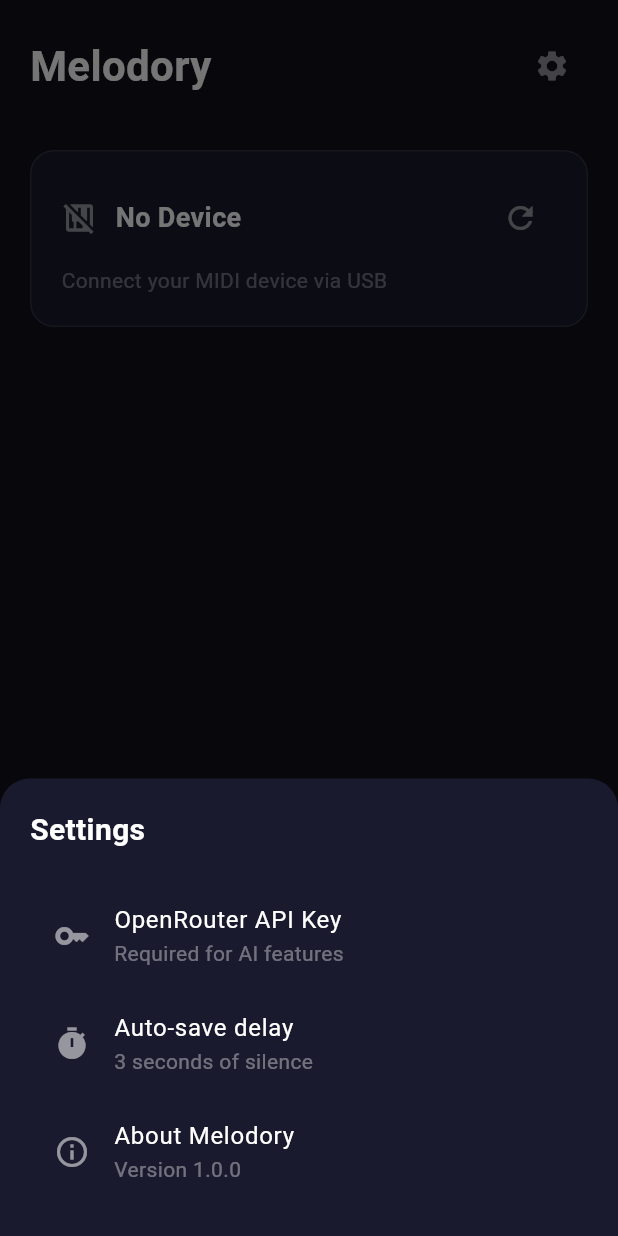
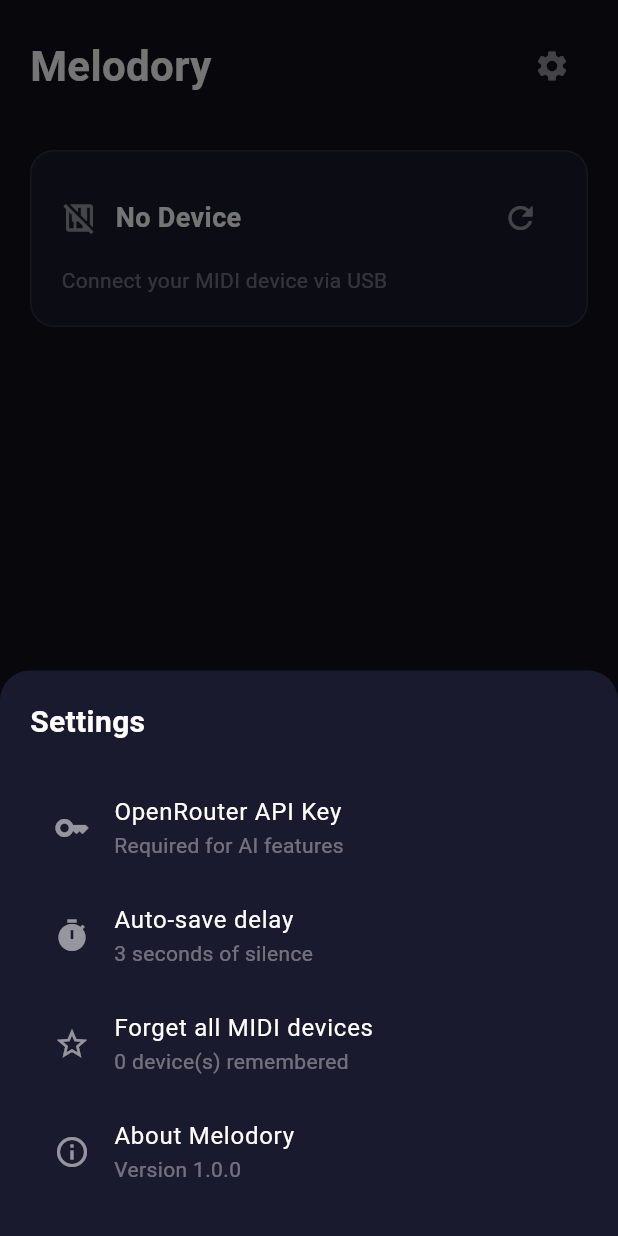
Before and after one commit to baxtr/midicord, a Flutter app: the screen it shows after launch, after a tap on the "settings" icon, on a phone screen of 412 x 824 dp. Run offline on Flutter 3.47's test engine with Material 3 defaults, Android fonts, the phone set to English and light mode, and no system bars; our stand-ins replace shared_preferences, sqflite, wakelock_plus; missing offline and left inert: dart_melty_soundfont, flutter_midi_command, flutter_midi_pro; accounts and stored records are empty; statements that could not run were skipped.

Commit message:
auto connect

```diff
--- a/lib/screens/home_screen.dart
+++ b/lib/screens/home_screen.dart
@@ -190,11 +190,53 @@
                 ),
             ],
           ),
-          // Monitor toggle when connected
+          // Options when connected
           if (appState.isConnected) ...[
             const SizedBox(height: 16),
             const Divider(color: Colors.white10),
             const SizedBox(height: 8),
+            // Auto-connect toggle
+            Row(
+              children: [
+                Icon(
+                  Icons.star,
+                  color: appState.midiService.isDeviceRemembered(appState.midiService.connectedDevice!)
+                      ? const Color(0xFF4fc3f7)
+                      : Colors.white54,
+                  size: 20,
+                ),
+                const SizedBox(width: 12),
+                Expanded(
+                  child: Column(
+                    crossAxisAlignment: CrossAxisAlignment.start,
+                    children: [
+                      const Text(
+                        'Auto-connect',
+                        style: TextStyle(color: Colors.white, fontSize: 14),
+                      ),
+                      const Text(
+                        'Remember this device',
+                        style: TextStyle(color: Colors.white38, fontSize: 12),
+                      ),
+                    ],
+                  ),
+                ),
+                Switch(
+                  value: appState.midiService.isDeviceRemembered(appState.midiService.connectedDevice!),
+                  onChanged: (value) async {
+                    if (value) {
+                      await appState.midiService.rememberDevice(appState.midiService.connectedDevice!);
+                    } else {
+                      await appState.midiService.forgetDevice(appState.midiService.connectedDevice!);
+                    }
+                    setState(() {});
+                  },
+                  activeColor: const Color(0xFF4fc3f7),
+                ),
+              ],
+            ),
+            const SizedBox(height: 8),
+            // Speaker monitor toggle
             Row(
               children: [
                 Icon(
@@ -230,14 +272,25 @@
             const SizedBox(height: 16),
             const Divider(color: Colors.white10),
             const SizedBox(height: 8),
-            ..._devices.map((device) => ListTile(
+            ..._devices.map((device) {
+              final isRemembered = appState.midiService.isDeviceRemembered(device);
+              return ListTile(
                 contentPadding: EdgeInsets.zero,
-                  leading: const Icon(Icons.usb, color: Colors.white54),
+                leading: Icon(
+                  isRemembered ? Icons.star : Icons.usb,
+                  color: isRemembered ? const Color(0xFF4fc3f7) : Colors.white54,
+                ),
                 title: Text(
                   device.name,
                   style: const TextStyle(color: Colors.white),
                   overflow: TextOverflow.ellipsis,
                 ),
+                subtitle: isRemembered
+                    ? const Text(
+                        'Auto-connect enabled',
+                        style: TextStyle(color: Color(0xFF4fc3f7), fontSize: 12),
+                      )
+                    : null,
                 trailing: SizedBox(
                   width: 80,
                   child: TextButton(
@@ -249,7 +302,8 @@
                     child: const Text('Connect'),
                   ),
                 ),
-                )),
+              );
+            }),
           ],
           if (!appState.isConnected && _devices.isEmpty && !_scanning)
             const Padding(
@@ -445,6 +499,24 @@
               onTap: () => _showSilenceThresholdDialog(context, appState),
             ),
             ListTile(
+              leading: const Icon(Icons.star_border, color: Colors.white54),
+              title: const Text(
+                'Forget all MIDI devices',
+                style: TextStyle(color: Colors.white),
+              ),
+              subtitle: Text(
+                '${appState.midiService.rememberedDeviceIds.length} device(s) remembered',
+                style: const TextStyle(color: Colors.white38),
+              ),
+              onTap: () async {
+                await appState.midiService.forgetAllDevices();
+                Navigator.pop(context);
+                ScaffoldMessenger.of(context).showSnackBar(
+                  const SnackBar(content: Text('All devices forgotten')),
+                );
+              },
+            ),
+            ListTile(
               leading: const Icon(Icons.info_outline, color: Colors.white54),
               title: const Text(
                 'About Melodory',
--- a/lib/services/midi_service.dart
+++ b/lib/services/midi_service.dart
@@ -1,6 +1,7 @@
 import 'dart:async';
 import 'dart:typed_data';
 import 'package:flutter_midi_command/flutter_midi_command.dart';
+import 'package:shared_preferences/shared_preferences.dart';
 import 'package:wakelock_plus/wakelock_plus.dart';
 import '../models/melody.dart';
 
@@ -14,6 +15,10 @@
   bool _isRecording = false;
   DateTime? _recordingStartTime;
   List<MidiEvent> _recordedEvents = [];
+
+  // Remembered devices for auto-connect
+  Set<String> _rememberedDeviceIds = {};
+  static const String _rememberedDevicesKey = 'remembered_midi_devices';
 
   // Stream controllers for UI updates
   final _connectionController = StreamController<MidiDevice?>.broadcast();
@@ -59,15 +64,81 @@
     _init();
   }
 
-  void _init() {
+  void _init() async {
+    // Load remembered devices
+    await _loadRememberedDevices();
+
     // Listen for device connections/disconnections
-    _setupSubscription = _midiCommand.onMidiSetupChanged?.listen((event) {
+    _setupSubscription = _midiCommand.onMidiSetupChanged?.listen((event) async {
       if (event == 'deviceDisconnected') {
         _connectedDevice = null;
         _connectionController.add(null);
         stopRecording();
+      } else if (event == 'deviceFound' || event == 'deviceAppeared') {
+        // Try to auto-connect to remembered devices
+        await _tryAutoConnect();
       }
     });
+
+    // Initial auto-connect attempt
+    await _tryAutoConnect();
+  }
+
+  /// Load remembered device IDs from storage
+  Future<void> _loadRememberedDevices() async {
+    final prefs = await SharedPreferences.getInstance();
+    final deviceIds = prefs.getStringList(_rememberedDevicesKey) ?? [];
+    _rememberedDeviceIds = deviceIds.toSet();
+    print('Loaded ${_rememberedDeviceIds.length} remembered MIDI devices');
+  }
+
+  /// Save remembered device IDs to storage
+  Future<void> _saveRememberedDevices() async {
+    final prefs = await SharedPreferences.getInstance();
+    await prefs.setStringList(_rememberedDevicesKey, _rememberedDeviceIds.toList());
+  }
+
+  /// Remember a device for auto-connect
+  Future<void> rememberDevice(MidiDevice device) async {
+    _rememberedDeviceIds.add(device.id);
+    await _saveRememberedDevices();
+    print('Remembered MIDI device: ${device.name} (${device.id})');
+  }
+
+  /// Forget a device (disable auto-connect)
+  Future<void> forgetDevice(MidiDevice device) async {
+    _rememberedDeviceIds.remove(device.id);
+    await _saveRememberedDevices();
+    print('Forgot MIDI device: ${device.name} (${device.id})');
+  }
+
+  /// Forget all remembered devices
+  Future<void> forgetAllDevices() async {
+    _rememberedDeviceIds.clear();
+    await _saveRememberedDevices();
+    print('Forgot all MIDI devices');
+  }
+
+  /// Check if a device is remembered
+  bool isDeviceRemembered(MidiDevice device) {
+    return _rememberedDeviceIds.contains(device.id);
+  }
+
+  /// Get all remembered device IDs
+  Set<String> get rememberedDeviceIds => Set.from(_rememberedDeviceIds);
+
+  /// Try to auto-connect to any available remembered device
+  Future<void> _tryAutoConnect() async {
+    if (_connectedDevice != null) return; // Already connected
+
+    final devices = await getDevices();
+    for (final device in devices) {
+      if (_rememberedDeviceIds.contains(device.id)) {
+        print('Auto-connecting to remembered device: ${device.name}');
+        final success = await connect(device, autoRemember: false);
+        if (success) break;
+      }
+    }
   }
 
   /// Get list of available MIDI devices
@@ -76,11 +147,17 @@
   }
 
   /// Connect to a MIDI device
-  Future<bool> connect(MidiDevice device) async {
+  /// If autoRemember is true (default), the device will be remembered for auto-connect
+  Future<bool> connect(MidiDevice device, {bool autoRemember = true}) async {
     try {
       await _midiCommand.connectToDevice(device);
       _connectedDevice = device;
       _connectionController.add(device);
+
+      // Remember this device for future auto-connect
+      if (autoRemember) {
+        await rememberDevice(device);
+      }
 
       // Keep screen awake while connected to prevent recording interruption
       WakelockPlus.enable();
```
Also changed, not shown: 2 other files. Lines whose indentation alone changed are shown as unchanged.
